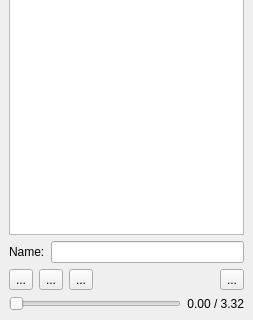
ikskuh/acknext, file tools/MIEP/animationviewer.ui: the form before one commit; both pictures show x 0 to 253 and y 150 to 470 of the 253 by 470 pixel window.
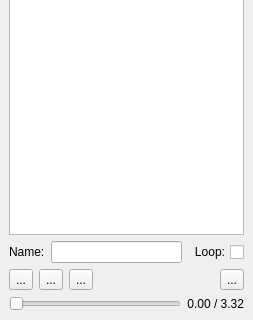
The form after the commit. Icons and pictures are not drawn.

```diff
--- a/tools/MIEP/animationviewer.ui
+++ b/tools/MIEP/animationviewer.ui
@@ -13,7 +13,7 @@
   <property name="minimumSize">
    <size>
     <width>250</width>
-    <height>216</height>
+    <height>219</height>
    </size>
   </property>
   <property name="windowTitle">
@@ -36,6 +36,16 @@
       <item>
        <widget class="QLineEdit" name="name"/>
       </item>
+      <item>
+       <widget class="QCheckBox" name="looped">
+        <property name="layoutDirection">
+         <enum>Qt::RightToLeft</enum>
+        </property>
+        <property name="text">
+         <string>Loop:</string>
+        </property>
+       </widget>
+      </item>
      </layout>
     </item>
     <item>
```
